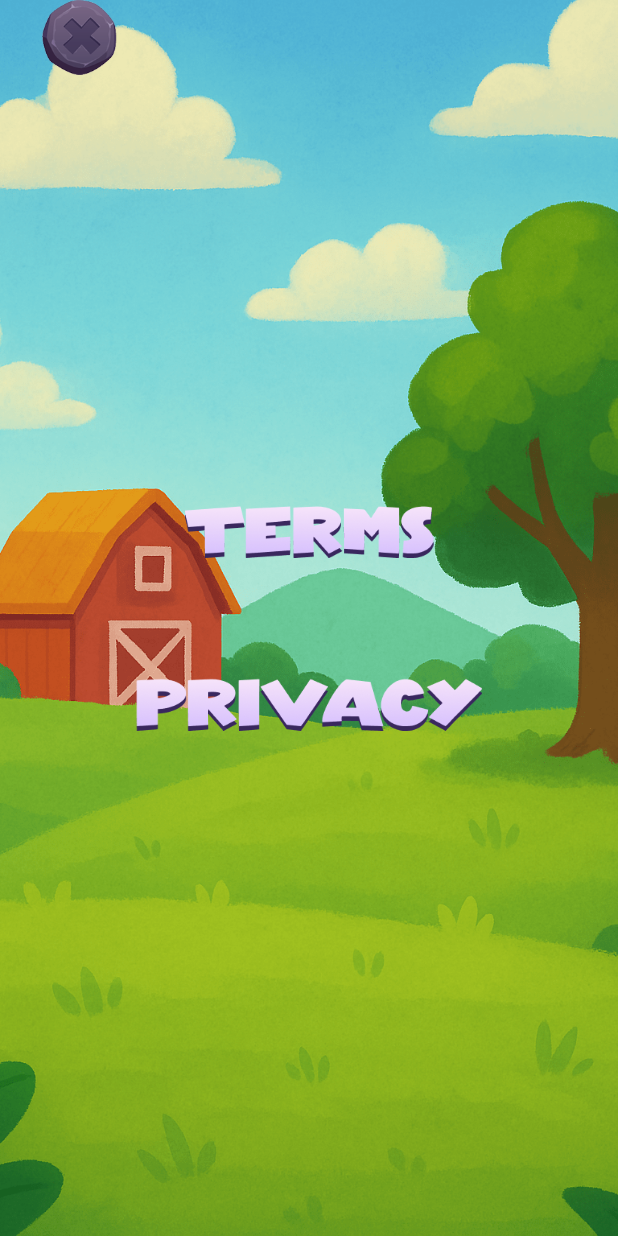
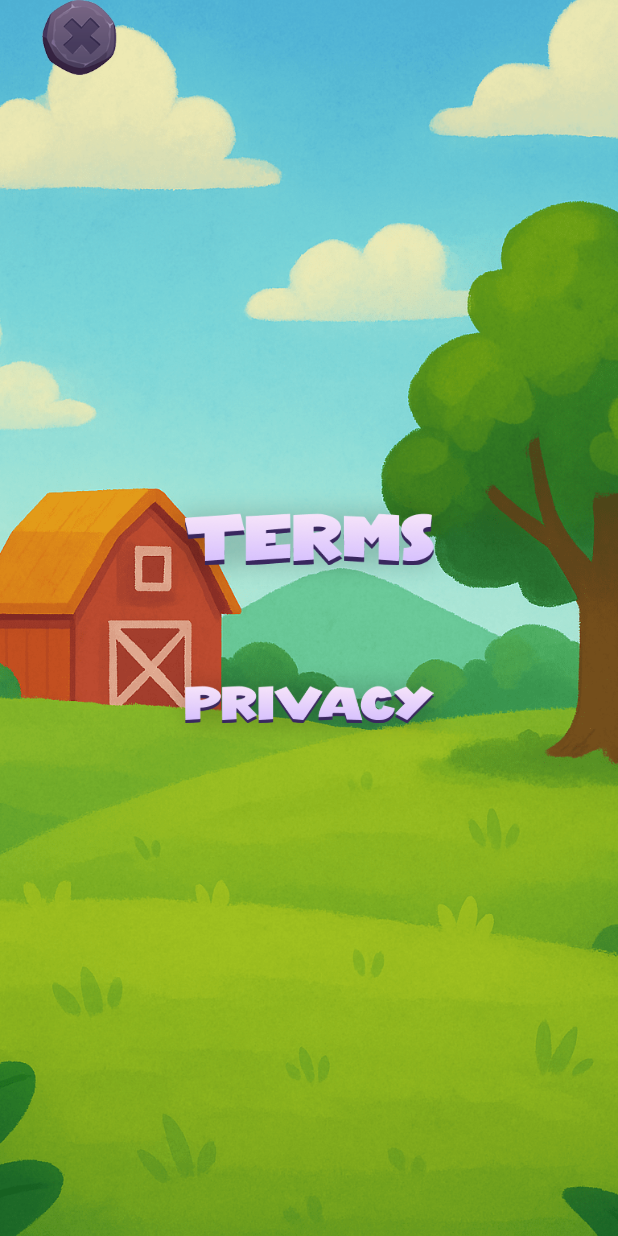
Before and after one commit to kejvnbjerbvwnjovn33/vffwvsvdvwr, a Flutter app: the InfoScreen screen opened directly, on a phone screen of 412 x 824 dp. Run offline on Flutter 3.47's test engine with Material 3 defaults, Android fonts, the phone set to English and light mode, and no system bars; our stand-ins replace audioplayers, get_it, hive_flutter, in_app_review, injectable, rxdart and 1 more; accounts and stored records are empty.

Commit message:
'logo upd'

```diff
--- a/lib/presentation/screens/settings_screen.dart
+++ b/lib/presentation/screens/settings_screen.dart
@@ -38,18 +38,39 @@ class InfoScreen extends StatelessWidget {
                       mainAxisAlignment: MainAxisAlignment.center,
                       children: [
                         GestureDetector(
-                          child: Image.asset(Assets.icons.terms.path,width: 166,),
+                          child: Container(
+                            decoration:BoxDecoration(
+                        boxShadow: [
+                          BoxShadow(
+                        color: Colors.black.withAlpha(40),
+                    blurRadius: 12,spreadRadius: 1
+                    ),
+                        ],
+                    ),
+                            child: Image.asset(Assets.icons.terms.path,width: 166,),
+                          ),
                           onTap: () => launchUrlString(
                             ''
                           ),
                         ),
                         SizedBox(height: 80),
                         GestureDetector(
-                          child: Image.asset(Assets.icons.privacy.path,width: 231,),
+                          child: Container(
+                            decoration:BoxDecoration(
+                              boxShadow: [
+                                BoxShadow(
+                                    color: Colors.black.withAlpha(40),
+                                    blurRadius: 12,spreadRadius: 1
+                                ),
+                              ],
+                            ),
+                            child: Image.asset(Assets.icons.privacy.path,width: 166,),
+                          ),
                           onTap: () => launchUrlString(
                               ''
                           ),
                         ),
+
                       ],
                     ),
                   ),
```
Also changed, not shown: assets/applogo.png, 23 other files.
